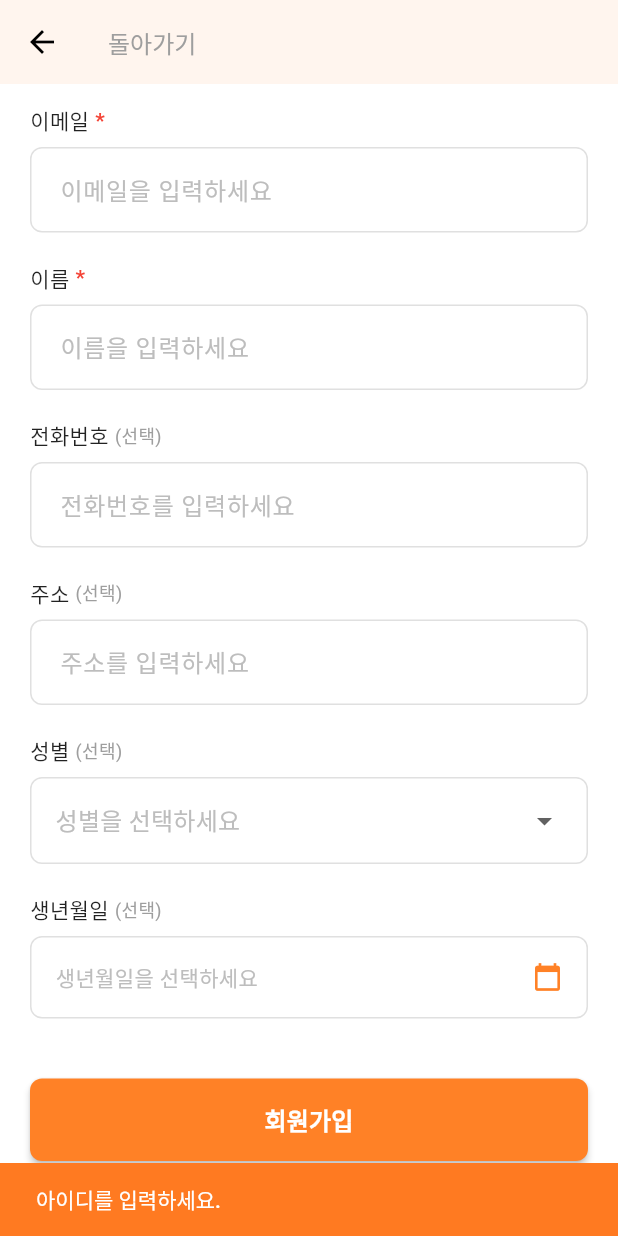
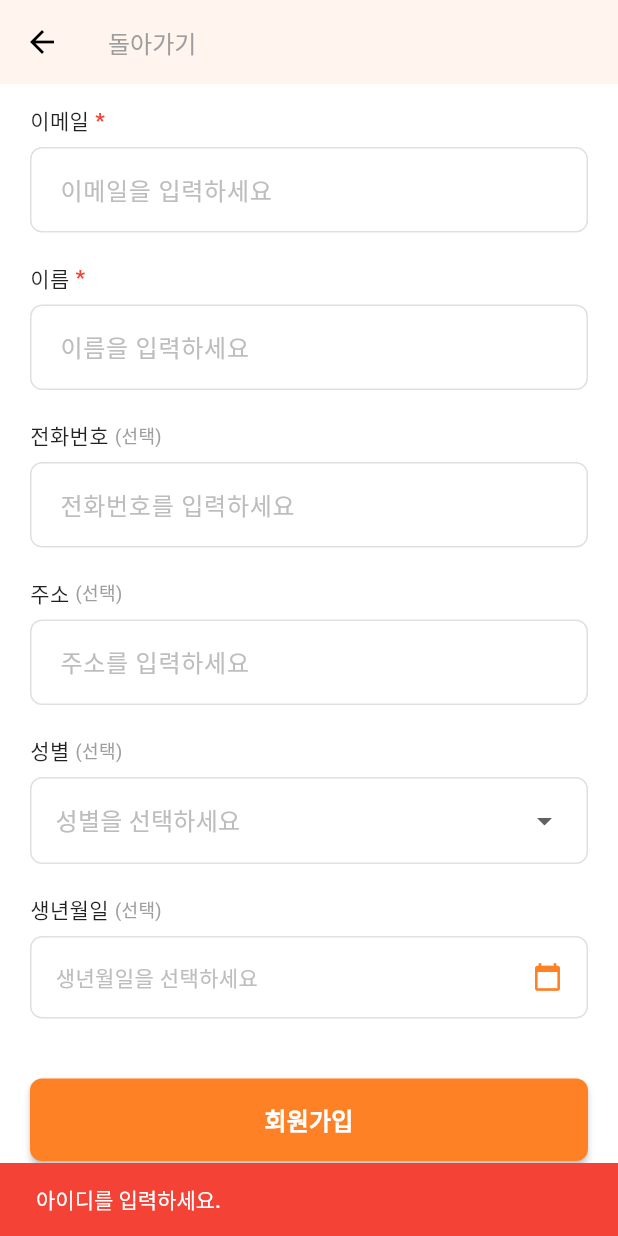
Before and after one commit to sswwdk/EclipseApp, a Flutter app: the SignUpScreen screen opened directly, scrolled down 407 dp, after a tap on "회원가입", on a phone screen of 412 x 824 dp. Run offline on Flutter 3.47's test engine with Material 3 defaults, Android fonts, the phone set to English and light mode, and no system bars.

```diff
--- a/lib/login/signup_screen.dart
+++ b/lib/login/signup_screen.dart
@@ -1,4 +1,5 @@
 import 'package:flutter/material.dart';
+import '../services/user_service.dart';
 
 // 회원가입 화면
 class SignUpScreen extends StatefulWidget {
@@ -19,6 +20,7 @@ class _SignUpScreenState extends State<SignUpScreen> {
 
   DateTime? _selectedDate;
   String? _selectedGender;
+  bool _isLoading = false;
 
   @override
   void dispose() {
@@ -30,6 +32,117 @@ class _SignUpScreenState extends State<SignUpScreen> {
     _phoneController.dispose();
     _addressController.dispose();
     super.dispose();
+  }
+
+  Future<void> _handleSignup() async {
+    // 필수 항목 검증
+    final String id = _idController.text.trim();
+    final String password = _passwordController.text.trim();
+    final String nickname = _nicknameController.text.trim();
+    final String email = _emailController.text.trim();
+    final String name = _nameController.text.trim();
+
+    if (id.isEmpty) {
+      _showSnackBar('아이디를 입력하세요.');
+      return;
+    }
+
+    if (password.isEmpty) {
+      _showSnackBar('비밀번호를 입력하세요.');
+      return;
+    }
+
+    if (nickname.isEmpty) {
+      _showSnackBar('닉네임을 입력하세요.');
+      return;
+    }
+
+    if (email.isEmpty) {
+      _showSnackBar('이메일을 입력하세요.');
+      return;
+    }
+
+    if (name.isEmpty) {
+      _showSnackBar('이름을 입력하세요.');
+      return;
+    }
+
+    // 이메일 형식 검증
+    final emailRegex = RegExp(r'^[\w-\.]+@([\w-]+\.)+[\w-]{2,4}$');
+    if (!emailRegex.hasMatch(email)) {
+      _showSnackBar('올바른 이메일 형식을 입력하세요.');
+      return;
+    }
+
+    setState(() {
+      _isLoading = true;
+    });
+
+    try {
+      // 선택 필드 수집
+      final String? phone = _phoneController.text.trim().isNotEmpty
+          ? _phoneController.text.trim()
+          : null;
+      final String? address = _addressController.text.trim().isNotEmpty
+          ? _addressController.text.trim()
+          : null;
+
+      // 성별 변환: 'female' -> 0, 'male' -> 1, 'none' 또는 null -> null
+      int? sex;
+      if (_selectedGender == 'female') {
+        sex = 0;
+      } else if (_selectedGender == 'male') {
+        sex = 1;
+      }
+
+      // 생년월일 형식 변환: DateTime -> 'yyyy-MM-dd'
+      String? birth;
+      if (_selectedDate != null) {
+        birth = '${_selectedDate!.year}-${_selectedDate!.month.toString().padLeft(2, '0')}-${_selectedDate!.day.toString().padLeft(2, '0')}';
+      }
+
+      // ✅ 실제 API 호출 (모든 필드 전달)
+      final response = await UserService.signup(
+        id: id,
+        username: name,
+        password: password,
+        nickname: nickname,
+        email: email,
+        phone: phone,
+        address: address,
+        sex: sex,
+        birth: birth,
+      );
+
+      if (!mounted) return;
+
+      debugPrint('회원가입 성공: $response');
+      _showSnackBar('회원가입이 완료되었습니다!', isSuccess: true);
+
+      // 1초 대기 후 로그인 화면으로 이동
+      await Future.delayed(const Duration(seconds: 1));
+      if (!mounted) return;
+      Navigator.of(context).pop();
+    } catch (e) {
+      if (!mounted) return;
+      debugPrint('회원가입 실패: $e');
+      _showSnackBar('회원가입에 실패했습니다: $e');
+    } finally {
+      if (mounted) {
+        setState(() {
+          _isLoading = false;
+        });
+      }
+    }
+  }
+
+  void _showSnackBar(String message, {bool isSuccess = false}) {
+    ScaffoldMessenger.of(context).showSnackBar(
+      SnackBar(
+        content: Text(message),
+        backgroundColor: isSuccess ? const Color(0xFFFF8126) : Colors.red,
+      ),
+    );
   }
 
   @override
@@ -114,69 +227,7 @@ class _SignUpScreenState extends State<SignUpScreen> {
             SizedBox(
               width: double.infinity,
               child: ElevatedButton(
-                onPressed: () {
-                  // 필수 항목 검증
-                  final String id = _idController.text.trim();
-                  final String password = _passwordController.text.trim();
-                  final String nickname = _nicknameController.text.trim();
-                  final String email = _emailController.text.trim();
-                  final String name = _nameController.text.trim();
-
-                  if (id.isEmpty) {
-                    ScaffoldMessenger.of(context).showSnackBar(
-                      const SnackBar(content: Text('아이디를 입력하세요.')),
-                    );
-                    return;
-                  }
-
-                  if (password.isEmpty) {
-                    ScaffoldMessenger.of(context).showSnackBar(
-                      const SnackBar(content: Text('비밀번호를 입력하세요.')),
-                    );
-                    return;
-                  }
-
-                  if (nickname.isEmpty) {
-                    ScaffoldMessenger.of(context).showSnackBar(
-                      const SnackBar(content: Text('닉네임을 입력하세요.')),
-                    );
-                    return;
-                  }
-
-                  if (email.isEmpty) {
-                    ScaffoldMessenger.of(context).showSnackBar(
-                      const SnackBar(content: Text('이메일을 입력하세요.')),
-                    );
-                    return;
-                  }
-
-                  if (name.isEmpty) {
-                    ScaffoldMessenger.of(context).showSnackBar(
-                      const SnackBar(content: Text('이름을 입력하세요.')),
-                    );
-                    return;
-                  }
-
-                  // 이메일 형식 검증
-                  final emailRegex = RegExp(r'^[\w-\.]+@([\w-]+\.)+[\w-]{2,4}$');
-                  if (!emailRegex.hasMatch(email)) {
-                    ScaffoldMessenger.of(context).showSnackBar(
-                      const SnackBar(content: Text('올바른 이메일 형식을 입력하세요.')),
-                    );
-                    return;
-                  }
-
-                  // TODO: 회원가입 로직에 필수 정보 포함하여 처리
-                  debugPrint('회원가입 - 아이디: $id, 닉네임: $nickname, 이메일: $email, 이름: $name');
-                  ScaffoldMessenger.of(context).showSnackBar(
-                    const SnackBar(
-                      content: Text('회원가입이 완료되었습니다.'),
-                      backgroundColor: Color(0xFFFF8126),
-                    ),
-                  );
-                  // 로그인 화면으로 돌아가기
-                  Navigator.of(context).pop();
-                },
+                onPressed: _isLoading ? null : _handleSignup,
                 style: ElevatedButton.styleFrom(
                   backgroundColor: const Color(0xFFFF8126),
                   padding: const EdgeInsets.symmetric(vertical: 16),
@@ -185,7 +236,16 @@ class _SignUpScreenState extends State<SignUpScreen> {
                   ),
                   elevation: 2,
                 ),
-                child: const Text(
+                child: _isLoading
+                    ? const SizedBox(
+                        width: 20,
+                        height: 20,
+                        child: CircularProgressIndicator(
+                          valueColor: AlwaysStoppedAnimation<Color>(Colors.white),
+                          strokeWidth: 2,
+                        ),
+                      )
+                    : const Text(
                         '회원가입',
                         style: TextStyle(
                           fontSize: 16,
--- a/lib/services/user_service.dart
+++ b/lib/services/user_service.dart
@@ -127,20 +127,47 @@ class UserService {
   }
 
   // 회원가입
-  static Future<Map<String, dynamic>> signup(String username, String email, String password) async {
+  static Future<Map<String, dynamic>> signup({
+    required String id,
+    required String username,
+    required String password,
+    required String nickname,
+    required String email,
+    String? phone,
+    String? address,
+    int? sex,
+    String? birth,
+  }) async {
     try {
       final headers = {
         'Content-Type': 'application/json',
         ...TokenManager.jwtHeader,
       };
 
+      // body 데이터 구성 (선택 필드는 null이 아닐 때만 포함)
+      final Map<String, dynamic> bodyData = {
+        'id': id,
+        'username': username,
+        'password': password,
+        'nickname': nickname,
+        'email': email,
+      };
+
+      // 선택 필드 추가
+      if (phone != null && phone.isNotEmpty) bodyData['phone'] = phone;
+      if (address != null && address.isNotEmpty) bodyData['address'] = address;
+      if (sex != null) bodyData['sex'] = sex;
+      if (birth != null && birth.isNotEmpty) bodyData['birth'] = birth;
+
       final response = await http.post(
         Uri.parse('$baseUrl/api/users/register'),
         headers: headers,
         body: json.encode({
-          'username': username,
-          'email': email,
-          'password': password,
+          'header': {
+            'content_type': 'application/json',
+            'jwt': null,
+          },
+          'body': bodyData,
         }),
       );
 
```
Lines whose indentation alone changed are shown as unchanged.
